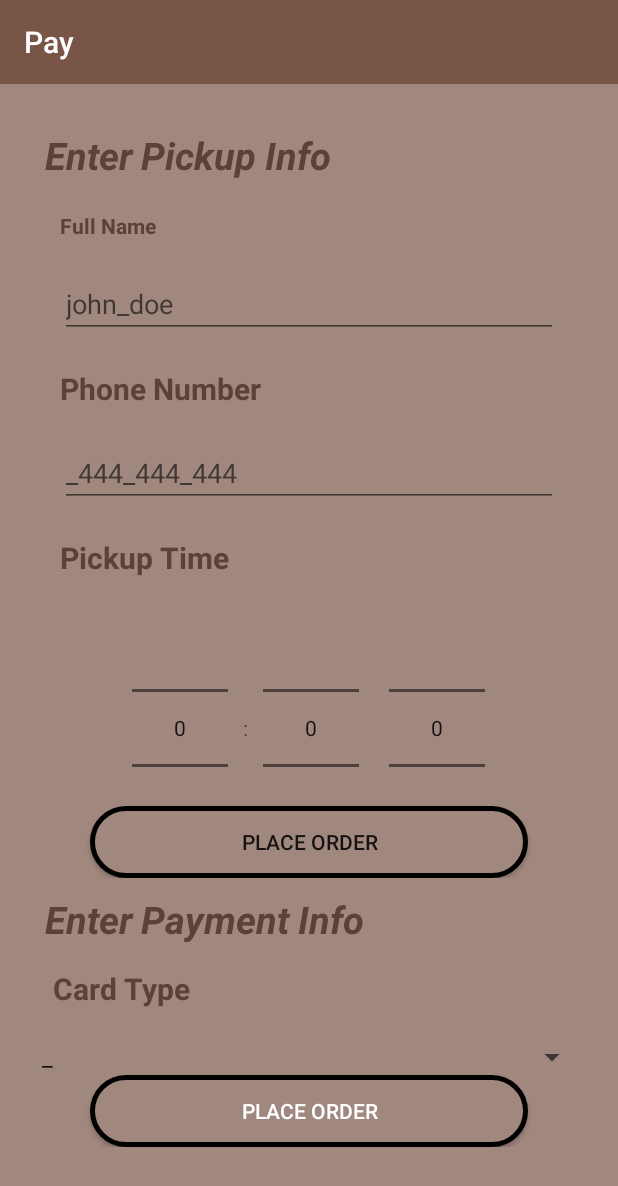
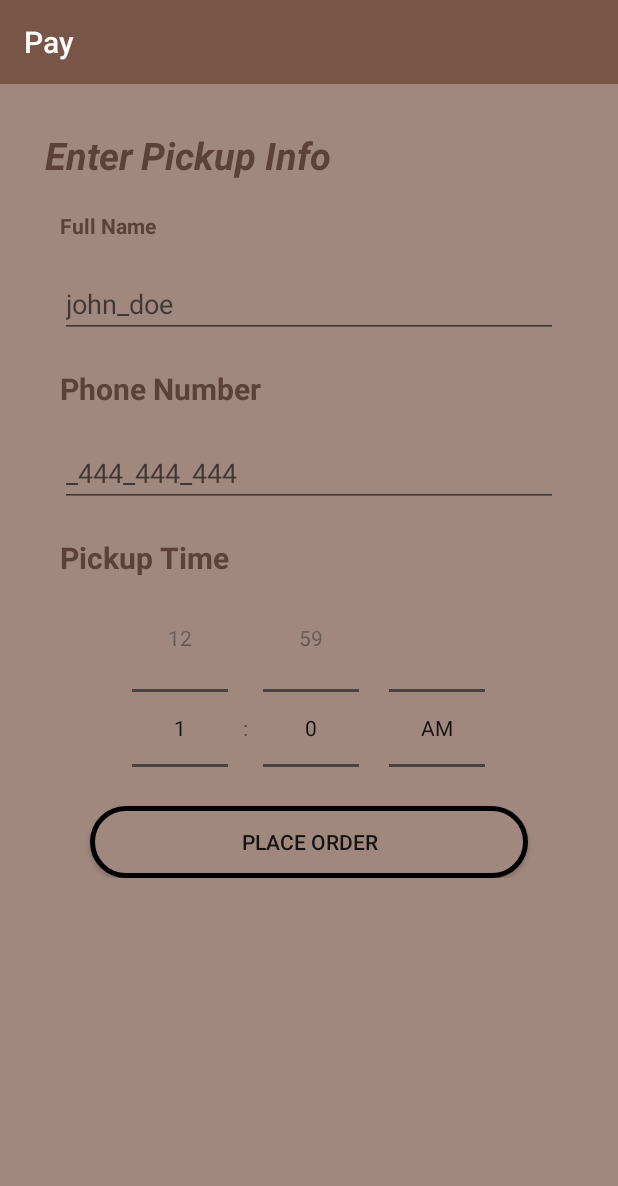
Before and after one commit to MirnaSny/Online-Coffee-Assigment3, an Android app: the PaymentFragment screen opened through its navigation route, on a phone screen of 412 x 824 dp. Shown: the top 1186 px of the screen. Run offline under Robolectric (Android 15) with nearby library versions, the phone set to English and light mode, and no system bars.

```diff
--- a/app/src/main/java/com/exercise1/onlinecoffeeassigment3/ui/fragments/PaymentFragment.kt
+++ b/app/src/main/java/com/exercise1/onlinecoffeeassigment3/ui/fragments/PaymentFragment.kt
@@ -13,6 +13,9 @@ import com.exercise1.onlinecoffeeassigment3.databinding.FragmentPaymentBinding
 class PaymentFragment : Fragment() {
 
     private lateinit var binding: FragmentPaymentBinding
+    private var hour = 1
+    private var minutes = 0
+    private var amPm = "AM"
 
     override fun onCreateView(
         inflater: LayoutInflater,
@@ -22,6 +25,7 @@ class PaymentFragment : Fragment() {
         binding = FragmentPaymentBinding.inflate(layoutInflater)
         return binding.root
     }
+
 
     override fun onViewCreated(view: View, savedInstanceState: Bundle?) {
         setupUI()
@@ -36,11 +40,48 @@ class PaymentFragment : Fragment() {
 
 
     private fun setupUI() {
+        setPickerTimeValues()
         showSpinner()
         setSpinnerAdapter()
         showCardNumberAndExpiry()
     }
 
+    private fun setPickerTimeValues() {
+        binding.hour.minValue= MIN_HOUR_VALUE
+        binding.hour.maxValue= MAX_HOUR_VALUE
+
+        binding.minutes.minValue= MIN_MIN_VALUE
+        binding.minutes.maxValue= MAX_MIN_VALUE
+
+        binding.amPm.minValue= MIN_AM_PM
+        binding.amPm.maxValue= MAX_AM_PM
+
+        //displayedValues -> put the Values inside number picker AM/PM
+        binding.amPm.displayedValues = AM_PM_ARRAY
+
+        //setOnValueChangedListener ->  if there's not any change on value so it will not change
+        binding.hour.setOnValueChangedListener { numberPicker, _ , _ ->
+            hour = numberPicker.value
+
+        }
+        binding.minutes.setOnValueChangedListener { numberPicker, _ , _ ->
+            minutes = numberPicker.value
+
+        }
+        binding.amPm.setOnValueChangedListener { numberPicker, _ , _ ->
+            amPm = AM_PM_ARRAY [numberPicker.value]
+        }
+    }
+
+    companion object{
+        const val MIN_HOUR_VALUE = 1
+        const val MAX_HOUR_VALUE =12
+        const val MIN_MIN_VALUE = 0
+        const val MAX_MIN_VALUE = 59
+        const val MIN_AM_PM = 0
+        val AM_PM_ARRAY = arrayOf("AM","PM")
+        val MAX_AM_PM = AM_PM_ARRAY.size-1 // AM/PM -> " 2 items " which means  2-1 = 1 -> so the maximum is "1"
+    }
 
     private fun showSpinner() {
         binding.btnPlaceOrderOne.setOnClickListener {
@@ -109,4 +150,5 @@ class PaymentFragment : Fragment() {
 
 
 
+
 }
--- a/app/src/main/res/layout/fragment_payment.xml
+++ b/app/src/main/res/layout/fragment_payment.xml
@@ -161,8 +161,8 @@
         <androidx.constraintlayout.widget.ConstraintLayout
             android:id="@+id/cl_spinner"
             android:layout_width="match_parent"
-            android:layout_height="wrap_content">
-<!--            android:visibility="gone">-->
+            android:layout_height="wrap_content"
+            android:visibility="gone">
 
             <TextView
                 android:id="@+id/enter_payment"
--- a/app/src/main/res/values/strings.xml
+++ b/app/src/main/res/values/strings.xml
@@ -42,6 +42,9 @@
     <string name="card_expiry">Card Expiry</string>
     <string name="mm_yyyy">MM/YYYY</string>
     <string name="stars">***</string>
+    <string name="am">AM</string>
+    <string name="pm">PM</string>
+
 
     <string-array name="CardType">
         <item>_</item>
```
